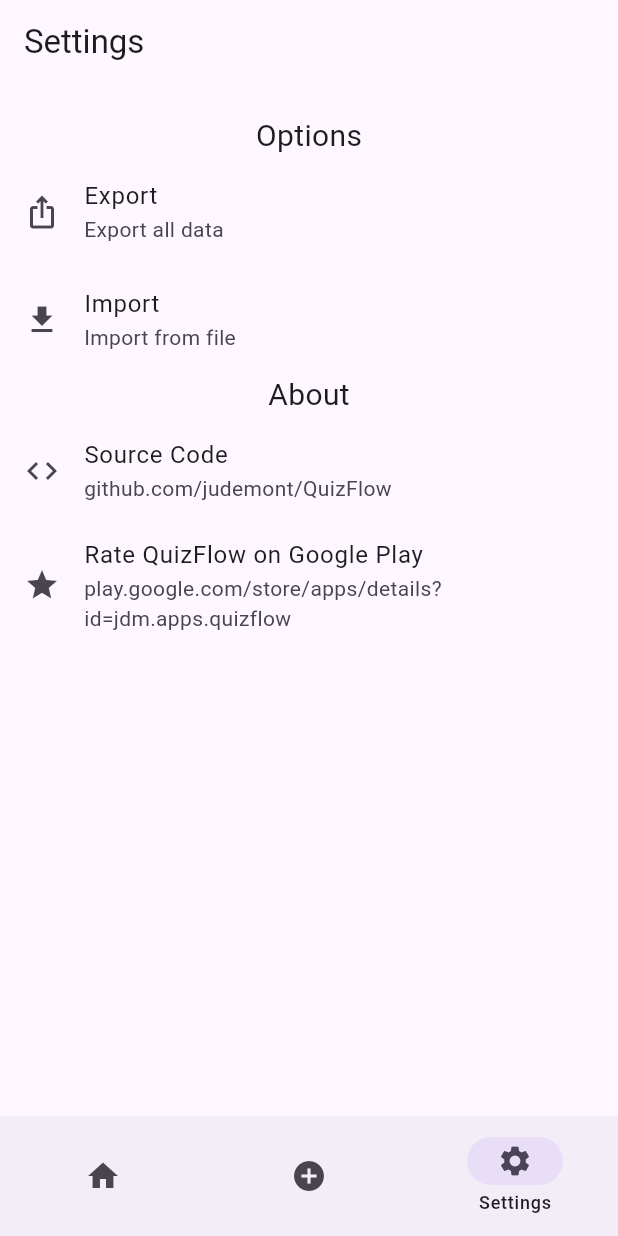
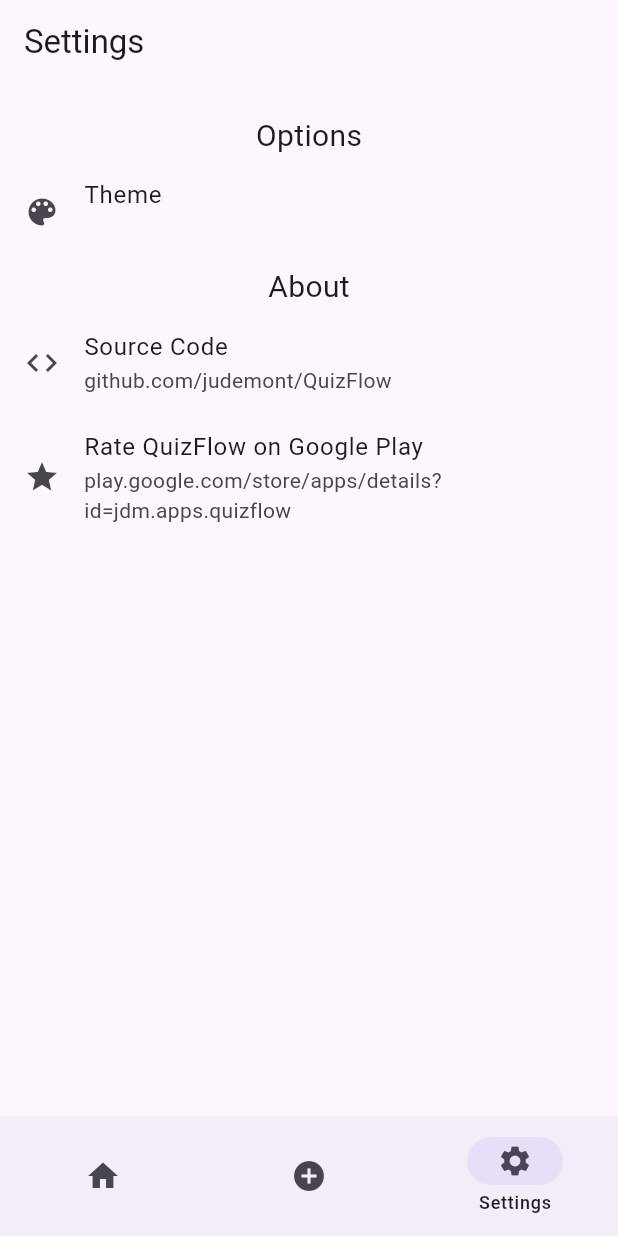
Before and after one commit to judemont/QuizFlow, a Flutter app: the screen it shows after launch, item 3 of the bottom bar chosen, on a phone screen of 412 x 824 dp. Run offline on Flutter 3.47's test engine with Material 3 defaults, Android fonts, the phone set to English and light mode, and no system bars; our stand-ins replace flip_card, share_plus, shared_preferences, sqflite, sqflite_common_ffi; missing offline and left inert: file_selector; accounts and stored records are empty.

Commit message:
Add: Integrate shared_preferences for theme management

```diff
--- a/lib/main.dart
+++ b/lib/main.dart
@@ -1,6 +1,7 @@
 import 'package:flutter/material.dart';
 import 'package:quizflow/pages_layout.dart';
 import 'package:quizflow/widgets/home_page.dart';
+import 'package:shared_preferences/shared_preferences.dart';
 import 'package:sqflite_common_ffi/sqflite_ffi.dart';
 
 void main() {
@@ -10,14 +11,57 @@ void main() {
   runApp(const MainApp());
 }
 
-class MainApp extends StatelessWidget {
+class MainApp extends StatefulWidget {
   const MainApp({super.key});
 
   @override
+  _MainAppState createState() => _MainAppState();
+
+  static _MainAppState? of(BuildContext context) =>
+      context.findAncestorStateOfType<_MainAppState>();
+}
+
+class _MainAppState extends State<MainApp> {
+  ThemeMode _themeMode = ThemeMode.system;
+
+  @override
+  void initState() {
+    updateTheme();
+    super.initState();
+  }
+
+  @override
   Widget build(BuildContext context) {
-    return const MaterialApp(
-        home: PagesLayout(
-      child: HomePage(),
-    ));
+    return MaterialApp(
+      themeMode: _themeMode,
+      theme: ThemeData(
+        brightness: Brightness.light,
+        /* light theme settings */
+      ),
+      darkTheme: ThemeData(
+        brightness: Brightness.dark,
+        /* dark theme settings */
+      ),
+      home: const PagesLayout(
+        child: HomePage(),
+      ),
+    );
+  }
+
+  Future<void> updateTheme() async {
+    final prefs = await SharedPreferences.getInstance();
+    String dataThemeMode = prefs.getString('theme') ?? "system";
+    print(dataThemeMode);
+    setState(() {
+      switch (dataThemeMode) {
+        case "dark":
+          _themeMode = ThemeMode.dark;
+        case "light":
+          _themeMode = ThemeMode.light;
+        case "system":
+          _themeMode = ThemeMode.system;
+      }
+    });
+    print(_themeMode);
   }
 }
--- a/lib/widgets/settings_page.dart
+++ b/lib/widgets/settings_page.dart
@@ -1,5 +1,7 @@
 import 'package:flutter/material.dart';
+import 'package:quizflow/main.dart';
 import 'package:quizflow/utilities/utils.dart';
+import 'package:shared_preferences/shared_preferences.dart';
 import 'package:url_launcher/url_launcher.dart';
 
 class SettingsPage extends StatefulWidget {
@@ -10,6 +12,17 @@ class SettingsPage extends StatefulWidget {
 }
 
 class _SettingsPageState extends State<SettingsPage> {
+  String theme = "";
+
+  @override
+  void initState() {
+    SharedPreferences.getInstance().then((prefs) {
+      theme = prefs.getString('theme') ?? "system";
+    });
+
+    super.initState();
+  }
+
   @override
   Widget build(BuildContext context) {
     return Scaffold(
@@ -22,19 +35,61 @@ class _SettingsPageState extends State<SettingsPage> {
             style: TextStyle(fontSize: 20),
           ),
           ListTile(
-            title: const Text("Export"),
-            subtitle: const Text("Export all data"),
-            leading: const Icon(Icons.ios_share),
+            title: const Text("Theme"),
+            leading: const Icon(Icons.color_lens),
+            subtitle: Text(theme.toCapitalized()),
             onTap: () {
-              Utils.userExport();
-            },
-          ),
-          ListTile(
-            title: const Text("Import"),
-            subtitle: const Text("Import from file"),
-            leading: const Icon(Icons.download),
-            onTap: () {
-              Utils.userImport();
+              showModalBottomSheet(
+                  elevation: 0,
+                  context: context,
+                  builder: (context) {
+                    return ListView(
+                      children: [
+                        ListTile(
+                          title: const Text("Light"),
+                          leading: const Icon(Icons.light_mode),
+                          onTap: () {
+                            SharedPreferences.getInstance().then((prefs) {
+                              prefs.setString("theme", "light");
+                              MainApp.of(context)!.updateTheme();
+                              setState(() {
+                                theme = "light";
+                              });
+                              Navigator.of(context).pop();
+                            });
+                          },
+                        ),
+                        ListTile(
+                          title: const Text("Dark"),
+                          leading: const Icon(Icons.dark_mode),
+                          onTap: () {
+                            SharedPreferences.getInstance().then((prefs) {
+                              prefs.setString("theme", "dark");
+                              MainApp.of(context)!.updateTheme();
+                              setState(() {
+                                theme = "dark";
+                              });
+                              Navigator.of(context).pop();
+                            });
+                          },
+                        ),
+                        ListTile(
+                          title: const Text("System"),
+                          leading: const Icon(Icons.settings),
+                          onTap: () {
+                            SharedPreferences.getInstance().then((prefs) {
+                              prefs.setString("theme", "system");
+                              MainApp.of(context)!.updateTheme();
+                              setState(() {
+                                theme = "system";
+                              });
+                              Navigator.of(context).pop();
+                            });
+                          },
+                        ),
+                      ],
+                    );
+                  });
             },
           ),
           const SizedBox(),
@@ -62,3 +117,12 @@ class _SettingsPageState extends State<SettingsPage> {
     );
   }
 }
+
+extension StringCasingExtension on String {
+  String toCapitalized() =>
+      length > 0 ? '${this[0].toUpperCase()}${substring(1).toLowerCase()}' : '';
+  String toTitleCase() => replaceAll(RegExp(' +'), ' ')
+      .split(' ')
+      .map((str) => str.toCapitalized())
+      .join(' ');
+}
--- a/pubspec.yaml
+++ b/pubspec.yaml
@@ -18,6 +18,7 @@ dependencies:
   share_plus: ^9.0.0
   file_selector: ^1.0.3
   url_launcher: ^6.3.0
+  shared_preferences: ^2.2.3
 dev_dependencies:
   flutter_test:
     sdk: flutter
```
Also changed, not shown: pubspec.lock.
